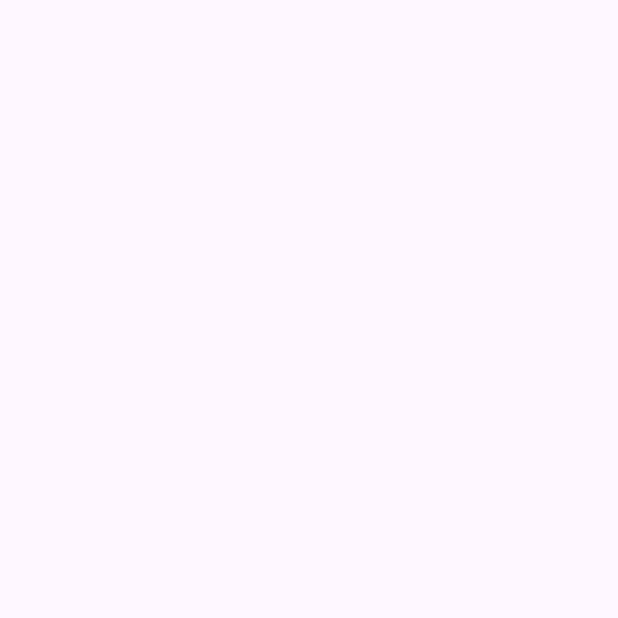
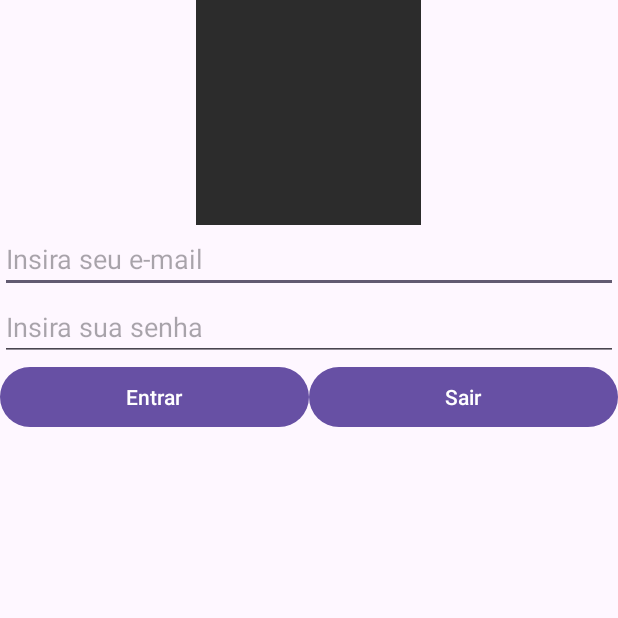
Before and after one commit to lndsilva/AppMyPetsLove, an Android app: the LoginActivity screen opened directly, with no data from a screen before it, on a phone screen of 412 x 824 dp, the top half of it. Before the commit the part shown is empty. Run offline under Robolectric (Android 15) with nearby library versions, the phone set to English and light mode, and no system bars.

Commit message:
projeto botões

```diff
--- a/app/src/main/java/br/com/etecia/myapp/SplashActivity.java
+++ b/app/src/main/java/br/com/etecia/myapp/SplashActivity.java
@@ -1,6 +1,9 @@
 package br.com.etecia.myapp;
 
+import android.content.Intent;
 import android.os.Bundle;
+import android.os.Handler;
+import android.widget.Toast;
 
 import androidx.activity.EdgeToEdge;
 import androidx.appcompat.app.AppCompatActivity;
@@ -20,5 +23,14 @@ public class SplashActivity extends AppCompatActivity {
             v.setPadding(systemBars.left, systemBars.top, systemBars.right, systemBars.bottom);
             return insets;
         });
+
+        //criar método thread para abrir janela
+        new Handler().postDelayed(new Runnable() {
+            @Override
+            public void run() {
+
+            }
+        },2000);
+
     }
 }
--- a/app/src/main/res/layout/login_layout.xml
+++ b/app/src/main/res/layout/login_layout.xml
@@ -1,10 +1,52 @@
 <?xml version="1.0" encoding="utf-8"?>
-<androidx.constraintlayout.widget.ConstraintLayout xmlns:android="http://schemas.android.com/apk/res/android"
+<LinearLayout xmlns:android="http://schemas.android.com/apk/res/android"
     xmlns:app="http://schemas.android.com/apk/res-auto"
     xmlns:tools="http://schemas.android.com/tools"
     android:id="@+id/main"
     android:layout_width="match_parent"
     android:layout_height="match_parent"
+    android:orientation="vertical"
     tools:context=".LoginActivity">
 
-</androidx.constraintlayout.widget.ConstraintLayout>
+    <ImageView
+        android:id="@+id/imgLogin"
+        android:layout_width="150dp"
+        android:layout_height="150dp"
+        android:layout_gravity="center_horizontal"
+        android:src="#2c2c2c" />
+
+    <EditText
+        android:id="@+id/edtEmail"
+        android:layout_width="match_parent"
+        android:layout_height="wrap_content"
+        android:hint="Insira seu e-mail"
+        android:inputType="textEmailAddress" />
+
+    <EditText
+        android:id="@+id/edtSenha"
+        android:layout_width="match_parent"
+        android:layout_height="wrap_content"
+        android:hint="Insira sua senha"
+        android:inputType="textPassword" />
+
+    <LinearLayout
+        android:layout_width="match_parent"
+        android:layout_height="wrap_content"
+        android:orientation="horizontal">
+
+        <Button
+            android:layout_weight="1"
+            android:id="@+id/btnEntrar"
+            android:layout_width="wrap_content"
+            android:layout_height="wrap_content"
+            android:text="Entrar" />
+
+        <Button
+            android:layout_weight="1"
+            android:id="@+id/btnSair"
+            android:layout_width="wrap_content"
+            android:layout_height="wrap_content"
+            android:text="Sair" />
+    </LinearLayout>
+
+</LinearLayout>
--- a/app/src/main/res/layout/splash_layout.xml
+++ b/app/src/main/res/layout/splash_layout.xml
@@ -3,29 +3,30 @@
     xmlns:app="http://schemas.android.com/apk/res-auto"
     xmlns:tools="http://schemas.android.com/tools"
     android:id="@+id/main"
-    android:orientation="vertical"
     android:layout_width="match_parent"
     android:layout_height="match_parent"
+    android:orientation="vertical"
     tools:context=".SplashActivity">
 
     <ImageView
+        android:id="@+id/imgSplash"
         android:layout_width="150dp"
         android:layout_height="150dp"
         android:layout_gravity="center_horizontal"
-        android:id="@+id/imgLogo"
-        android:src="#2c2c2c"/>
+        android:src="#2c2c2c" />
+
     <TextView
-        android:layout_gravity="center_horizontal"
+        android:id="@+id/txtNomeSplash"
         android:layout_width="wrap_content"
         android:layout_height="wrap_content"
-        android:text="My Pets Love"
-        />
+        android:layout_gravity="center_horizontal"
+        android:text="My Pets Love" />
+
     <ProgressBar
-        android:layout_gravity="center_horizontal"
+        android:id="@+id/pgbSplash"
         android:layout_width="wrap_content"
-        android:layout_height="wrap_content"/>
-
-
+        android:layout_height="wrap_content"
+        android:layout_gravity="center_horizontal" />
 
 
 </LinearLayout>
```
